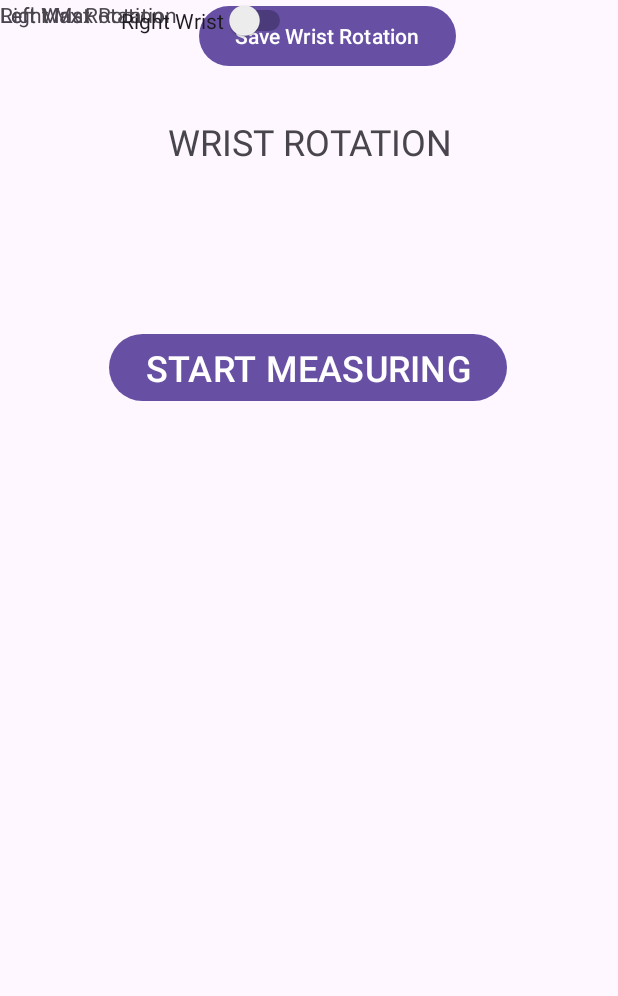
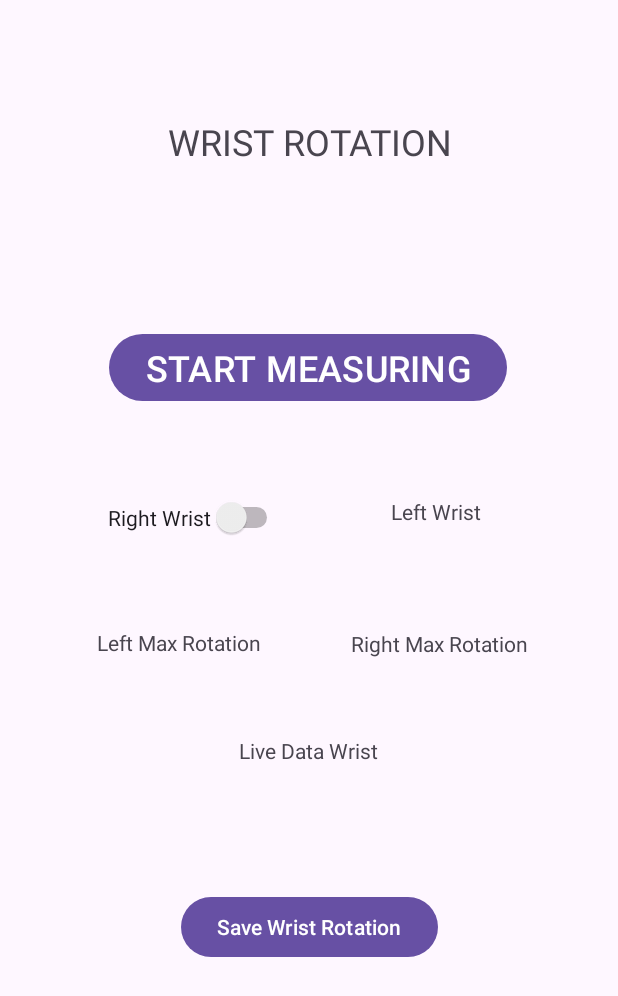
Before and after one commit to Pepen0/Digital-Goniometer, an Android app: the layout activity_wrist_rotation.xml on its own in the app's theme, with its tools: preview values and no code run, on a phone screen of 412 x 824 dp. Shown: the top 996 px of the screen. Run offline under Robolectric (Android 15) with nearby library versions, the phone set to English and light mode, and no system bars.

Commit message:
added wrist rotation
clear the code

```diff
--- a/App-Code/Goniometer/app/src/main/res/layout/activity_wrist_rotation.xml
+++ b/App-Code/Goniometer/app/src/main/res/layout/activity_wrist_rotation.xml
@@ -39,53 +39,75 @@
         android:id="@+id/LeftMaxWrist"
         android:layout_width="wrap_content"
         android:layout_height="wrap_content"
+        android:layout_marginStart="16dp"
+        android:layout_marginTop="48dp"
         android:text="Left Max Rotation"
-        tools:layout_editor_absoluteX="49dp"
-        tools:layout_editor_absoluteY="383dp" />
+        app:layout_constraintBottom_toBottomOf="parent"
+        app:layout_constraintEnd_toEndOf="parent"
+        app:layout_constraintHorizontal_bias="0.169"
+        app:layout_constraintStart_toStartOf="parent"
+        app:layout_constraintTop_toBottomOf="@+id/switchRightLeft"
+        app:layout_constraintVertical_bias="0.03" />
 
     <TextView
         android:id="@+id/RightMaxWrist"
         android:layout_width="wrap_content"
         android:layout_height="wrap_content"
+        android:layout_marginTop="44dp"
         android:text="Right Max Rotation"
-        tools:layout_editor_absoluteX="250dp"
-        tools:layout_editor_absoluteY="378dp" />
+        app:layout_constraintBottom_toBottomOf="parent"
+        app:layout_constraintEnd_toEndOf="parent"
+        app:layout_constraintStart_toEndOf="@+id/LeftMaxWrist"
+        app:layout_constraintTop_toBottomOf="@+id/textView8"
+        app:layout_constraintVertical_bias="0.044" />
 
     <TextView
         android:id="@+id/LiveDataWrist"
         android:layout_width="wrap_content"
         android:layout_height="wrap_content"
+        android:layout_marginTop="42dp"
         android:text="Live Data Wrist"
+        app:layout_constraintBottom_toBottomOf="parent"
         app:layout_constraintEnd_toEndOf="parent"
-        app:layout_constraintHorizontal_bias="0.539"
+        app:layout_constraintHorizontal_bias="0.498"
         app:layout_constraintStart_toStartOf="parent"
-        tools:layout_editor_absoluteY="450dp" />
+        app:layout_constraintTop_toBottomOf="@+id/RightMaxWrist"
+        app:layout_constraintVertical_bias="0.031" />
 
     <Button
         android:id="@+id/SaveButtonWrist"
         android:layout_width="wrap_content"
         android:layout_height="wrap_content"
+        android:layout_marginTop="84dp"
         android:text="Save Wrist Rotation"
+        app:layout_constraintBottom_toBottomOf="parent"
         app:layout_constraintEnd_toEndOf="parent"
-        app:layout_constraintHorizontal_bias="0.55"
         app:layout_constraintStart_toStartOf="parent"
-        tools:layout_editor_absoluteY="543dp" />
+        app:layout_constraintTop_toBottomOf="@+id/LiveDataWrist"
+        app:layout_constraintVertical_bias="0.0" />
 
     <TextView
         android:id="@+id/textView8"
         android:layout_width="79dp"
         android:layout_height="26dp"
+        android:layout_marginTop="60dp"
         android:text="Left Wrist"
-        tools:layout_editor_absoluteX="213dp"
-        tools:layout_editor_absoluteY="307dp" />
+        app:layout_constraintBottom_toBottomOf="parent"
+        app:layout_constraintEnd_toEndOf="parent"
+        app:layout_constraintStart_toEndOf="@+id/switchRightLeft"
+        app:layout_constraintTop_toBottomOf="@+id/StartButtonWrist"
+        app:layout_constraintVertical_bias="0.0" />
 
     <Switch
         android:id="@+id/switchRightLeft"
         android:layout_width="wrap_content"
         android:layout_height="wrap_content"
+        android:layout_marginTop="60dp"
         android:text="Right Wrist"
+        app:layout_constraintBottom_toBottomOf="parent"
         app:layout_constraintEnd_toEndOf="parent"
-        app:layout_constraintHorizontal_bias="0.273"
+        app:layout_constraintHorizontal_bias="0.243"
         app:layout_constraintStart_toStartOf="parent"
-        tools:layout_editor_absoluteY="307dp" />
+        app:layout_constraintTop_toBottomOf="@+id/StartButtonWrist"
+        app:layout_constraintVertical_bias="0.0" />
 </androidx.constraintlayout.widget.ConstraintLayout>
```
Also changed, not shown: App-Code/Goniometer/app/src/main/AndroidManifest.xml (+8 -2 lines), App-Code/Goniometer/app/src/main/java/com/example/goniometer/BLEManager.java (+36 -19 lines), App-Code/Goniometer/app/src/main/java/com/example/goniometer/HeadRotation.java (+29 -0 lines), App-Code/Goniometer/app/src/main/java/com/example/goniometer/WristRotation.java (+8 -7 lines).
